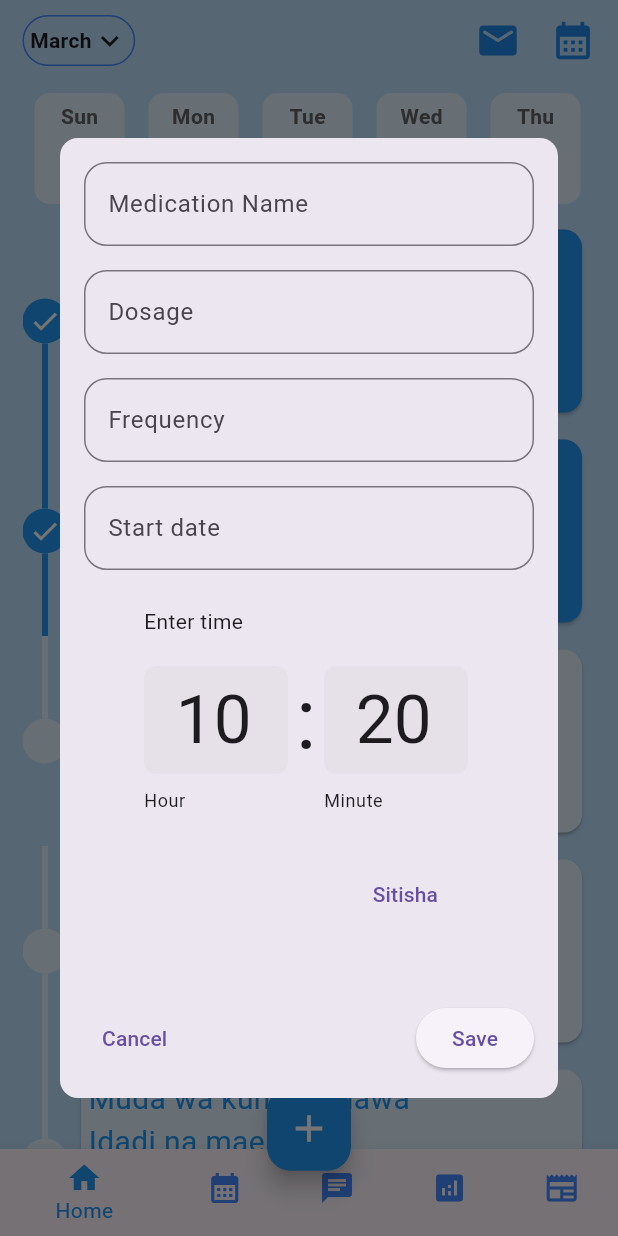
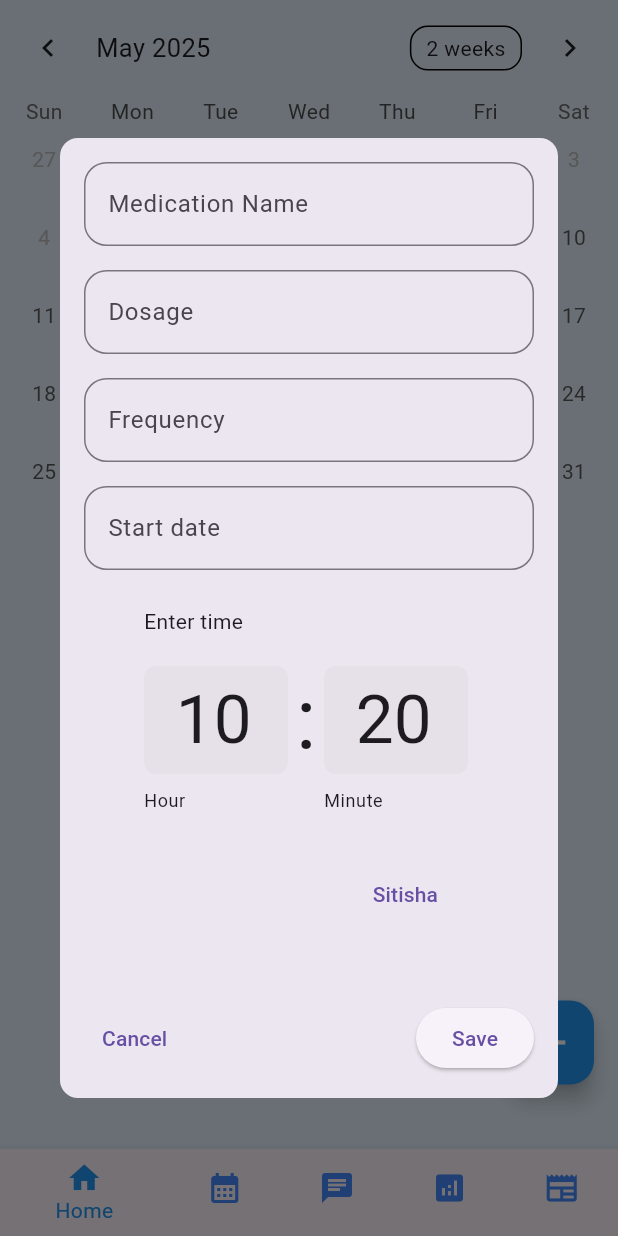
Before and after one commit to rebecajoshua21/medi_reminder, a Flutter app: the HomePage screen opened directly, item 2 of the bottom bar chosen, after a tap on the "add" icon, on a phone screen of 412 x 824 dp. Run offline on Flutter 3.47's test engine with Material 3 defaults, Android fonts, the phone set to English and light mode, and no system bars; drawn by our look-alikes of table_calendar, timeline_tile; our stand-ins replace firebase_core, fl_chart, flutter_gemini, flutter_local_notifications, flutter_svg, percent_indicator and 2 more; accounts and stored records are empty.

Commit message:
feat: Integrate TableCalendar and Flutter Gemini for enhanced scheduling and chatbot functionality

```diff
--- a/lib/main.dart
+++ b/lib/main.dart
@@ -4,6 +4,7 @@ import 'package:becky_app/page/home_page.dart';
 import 'package:becky_app/page/intro_page.dart';
 // import 'package:becky_app/page/signup_page.dart';
 import 'package:flutter/material.dart';
+import 'package:flutter_gemini/flutter_gemini.dart';
 import 'package:provider/provider.dart';
 import 'package:timezone/data/latest.dart' as tzdata;
 import 'package:timezone/timezone.dart' as tz;
@@ -13,7 +14,7 @@ void main() async {
   tzdata.initializeTimeZones();
   tz.setLocalLocation(
       tz.getLocation('Africa/Nairobi')); // or 'UTC' or your preferred zone
-
+  Gemini.init(apiKey: "AIzaSyCtahZHGAlJn0xHUmd4MkIEcNyxHL94YPY");
   LocalNotifications.init();
   // LocalNotifications.reminderNotif(
   //     title: "medical reminder",
--- a/lib/page/calender_page.dart
+++ b/lib/page/calender_page.dart
@@ -2,6 +2,7 @@ import 'package:becky_app/widgets/date_bubble.dart';
 import 'package:becky_app/widgets/timeline_tile.dart';
 import 'package:becky_app/widgets/util/dialog_box.dart';
 import 'package:flutter/material.dart';
+import 'package:table_calendar/table_calendar.dart';
 
 class CalenderPage extends StatefulWidget {
   const CalenderPage({super.key});
@@ -11,170 +12,164 @@ class CalenderPage extends StatefulWidget {
 }
 
 class _CalenderPageState extends State<CalenderPage> {
-  List<int> dates = [
-    1,
-    2,
-    3,
-    4,
-    5,
-    6,
-    7,
-    8,
-    9,
-    10,
-    11,
-    12,
-    13,
-    14,
-    15,
-    16,
-    17,
-    18,
-    19,
-    20,
-    21,
-    22,
-    23,
-    24,
-    25,
-    26,
-    27,
-    28,
-    29,
-    30
-  ];
-  List<String> days = ['Sun', 'Mon', 'Tue', 'Wed', 'Thu', 'Fri', 'Sat'];
-  void createNewTask() {
-    showDialog(
-      context: context,
-      builder: (context) {
-        return DialogBox(
-          controller: TextEditingController(),
-          onSave: () {},
-          onCancel: () => Navigator.of(context).pop(),
-        );
-      },
-    );
-  }
+  DateTime _selectedDay = DateTime.now();
+  DateTime _focusedDay = DateTime.now();
 
   @override
   Widget build(BuildContext context) {
-    return Scaffold(
-      backgroundColor: Colors.blue[100],
-      // floatingActionButton:
-      //               FloatingActionButton(onPressed: createNewTask,
-      //               backgroundColor: Colors.blue,child: const Icon(Icons.add,color: Colors.white,size: 30,),
-      //               ),
+    return SafeArea(
+      child: TableCalendar(
+          // locale: 'sw_KE',
+          selectedDayPredicate: (day) {
+            // DateTime _selectedDate;
+            return isSameDay(_selectedDay, day);
+          },
+          onDaySelected: (selectedDay, focusedDay) {
+            setState(() {
+              _selectedDay = selectedDay;
+              _focusedDay = focusedDay; // update `_focusedDay` here as well
+            });
+          },
+          focusedDay: DateTime.now(),
+          firstDay: DateTime.now(),
+          lastDay: DateTime.now().add(Duration(days: 1000))),
+    );
+    // return Scaffold(
+    //   backgroundColor: Colors.blue[100],
+    //   // floatingActionButton:
+    //   //               FloatingActionButton(onPressed: createNewTask,
+    //   //               backgroundColor: Colors.blue,child: const Icon(Icons.add,color: Colors.white,size: 30,),
+    //   //               ),
 
-      body: SafeArea(
-        child: Padding(
-          padding: const EdgeInsets.symmetric(horizontal: 15.0),
-          child: Column(
-            children: [
-              const SizedBox(
-                height: 10,
-              ),
-              Row(
-                mainAxisAlignment: MainAxisAlignment.spaceBetween,
-                children: [
-                  Container(
-                      decoration: BoxDecoration(
-                        borderRadius:
-                            const BorderRadius.all(Radius.circular(20)),
-                        border: Border.all(color: Colors.blueAccent),
-                      ),
-                      child: const Padding(
-                        padding: EdgeInsets.all(4.0),
-                        child: Row(
-                          children: [
-                            Text(
-                              'March',
-                              style: TextStyle(
-                                fontWeight: FontWeight.bold,
-                              ),
-                            ),
-                            Icon(Icons.keyboard_arrow_down),
-                          ],
-                        ),
-                      )),
-                  Row(
-                    children: [
-                      Icon(
-                        Icons.email_rounded,
-                        size: 30,
-                        color: Colors.blue[600],
-                      ),
-                      const SizedBox(
-                        width: 20,
-                      ),
-                      Icon(
-                        Icons.calendar_month,
-                        size: 30,
-                        color: Colors.blue[600],
-                      )
-                    ],
-                  )
-                ],
-              ),
-              const SizedBox(
-                height: 10,
-              ),
-              SizedBox(
-                  height: 90,
-                  child: ListView.builder(
-                    scrollDirection: Axis.horizontal,
-                    itemCount: dates.length,
-                    itemBuilder: (BuildContext context, int index) {
-                      return DateBubble(
-                          date: dates[index], day: days[index % 7]);
-                    },
-                  )),
-              Expanded(
-                  child: Container(
-                child: ListView(
-                  children: const [
-                    MyTimelineTile(
-                      isFirst: true,
-                      isLast: false,
-                      isPast: true,
-                    ),
-                    MyTimelineTile(
-                      isFirst: false,
-                      isLast: false,
-                      isPast: true,
-                    ),
-                    MyTimelineTile(
-                      isFirst: false,
-                      isLast: true,
-                      isPast: false,
-                    ),
-                    MyTimelineTile(
-                      isFirst: false,
-                      isLast: false,
-                      isPast: false,
-                    ),
-                    MyTimelineTile(
-                      isFirst: false,
-                      isLast: false,
-                      isPast: false,
-                    ),
-                    MyTimelineTile(
-                      isFirst: false,
-                      isLast: false,
-                      isPast: false,
-                    ),
-                    MyTimelineTile(
-                      isFirst: false,
-                      isLast: true,
-                      isPast: false,
-                    ),
-                  ],
-                ),
-              )),
-            ],
-          ),
-        ),
-      ),
-    );
+    //   body: SafeArea(
+    //     child: Padding(
+    //       padding: const EdgeInsets.symmetric(horizontal: 15.0),
+    //       child: Column(
+    //         children: [
+    //           const SizedBox(
+    //             height: 10,
+    //           ),
+    //           Row(
+    //             mainAxisAlignment: MainAxisAlignment.spaceBetween,
+    //             children: [
+    //               Container(
+    //                   decoration: BoxDecoration(
+    //                     borderRadius:
+    //                         const BorderRadius.all(Radius.circular(20)),
+    //                     border: Border.all(color: Colors.blueAccent),
+    //                   ),
+    //                   child: const Padding(
+    //                     padding: EdgeInsets.all(4.0),
+    //                     child: Row(
+    //                       children: [
+    //                         Text(
+    //                           'March',
+    //                           style: TextStyle(
+    //                             fontWeight: FontWeight.bold,
+    //                           ),
+    //                         ),
+    //                         Icon(Icons.keyboard_arrow_down),
+    //                       ],
+    //                     ),
+    //                   )),
+    //               Row(
+    //                 children: [
+    //                   Icon(
+    //                     Icons.email_rounded,
+    //                     size: 30,
+    //                     color: Colors.blue[600],
+    //                   ),
+    //                   const SizedBox(
+    //                     width: 20,
+    //                   ),
+    //                   Icon(
+    //                     Icons.calendar_month,
+    //                     size: 30,
+    //                     color: Colors.blue[600],
+    //                   )
+    //                 ],
+    //               )
+    //             ],
+    //           ),
+    //           const SizedBox(
+    //             height: 10,
+    //           ),
+    //           SizedBox(
+    //               height: 90,
+    //               child: ListView.builder(
+    //                 scrollDirection: Axis.horizontal,
+    //                 itemCount: dates.length,
+    //                 itemBuilder: (BuildContext context, int index) {
+    //                   return DateBubble(
+    //                       date: dates[index], day: days[index % 7]);
+    //                 },
+    //               )),
+    //           Expanded(
+    //               child: Container(
+    //             child: ListView(
+    //               children: const [
+    //                 MyTimelineTile(
+    //                   isFirst: true,
+    //                   isLast: false,
+    //                   isPast: true,
+    //                 ),
+    //                 MyTimelineTile(
+    //                   isFirst: false,
+    //                   isLast: false,
+    //                   isPast: true,
+    //                 ),
+    //                 MyTimelineTile(
+    //                   isFirst: false,
+    //                   isLast: true,
+    //                   isPast: false,
+    //                 ),
+    //                 MyTimelineTile(
+    //                   isFirst: false,
+    //                   isLast: false,
+    //                   isPast: false,
+    //                 ),
+    //                 MyTimelineTile(
+    //                   isFirst: false,
+    //                   isLast: false,
+    //                   isPast: false,
+    //                 ),
+    //                 MyTimelineTile(
+    //                   isFirst: false,
+    //                   isLast: false,
+    //                   isPast: false,
+    //                 ),
+    //                 MyTimelineTile(
+    //                   isFirst: false,
+    //                   isLast: true,
+    //                   isPast: false,
+    //                 ),
+    //               ],
+    //             ),
+    //           )),
+    //         ],
+    //       ),
+    //     ),
+    //   ),
+    // );
   }
 }
+
+// Widget _widget() {
+//   return SafeArea(
+//     child: TableCalendar(
+//         // locale: 'sw_KE',
+//         selectedDayPredicate: (day) {
+//           DateTime _selectedDate;
+//           // return isSameDay(_selectedDay, day);
+//         },
+//         onDaySelected: (selectedDay, focusedDay) {
+//           // setState(() {
+//           //   _selectedDay = selectedDay;
+//           //   _focusedDay = focusedDay; // update `_focusedDay` here as well
+//           // });
+//         },
+//         focusedDay: DateTime.now(),
+//         firstDay: DateTime.now(),
+//         lastDay: DateTime.now().add(Duration(days: 20))),
+//   );
+// }
--- a/lib/page/chatbot.dart
+++ b/lib/page/chatbot.dart
@@ -1,6 +1,7 @@
 import 'package:becky_app/components/chat_bubble.dart';
 import 'package:becky_app/models/message_modal.dart';
 import 'package:flutter/material.dart';
+import 'package:flutter_gemini/flutter_gemini.dart';
 
 class ChatPage extends StatefulWidget {
   const ChatPage({super.key});
@@ -14,6 +15,20 @@ class _ChatPageState extends State<ChatPage> {
   final promptCon = TextEditingController();
 
   void sendMessage() {
+    Gemini.instance.prompt(parts: [
+      Part.text(
+          "${promptCon.text} reply as doctor Becky who is here to help with simple medical questions and advice"),
+    ]).then((value) {
+      // print(value?.output);
+      setState(() {
+        messages.add(MessageModal(
+            isPrompt: false,
+            message: value?.output ?? "hello",
+            time: DateTime.now()));
+      });
+    }).catchError((e) {
+      print('error ${e}');
+    });
     final msg = promptCon.text;
     setState(() {
       promptCon.clear();
@@ -22,12 +37,6 @@ class _ChatPageState extends State<ChatPage> {
     });
 
     //response message
-    setState(() {
-      messages.add(MessageModal(
-          isPrompt: false,
-          message: "Hellow I am your personal medical assistant",
-          time: DateTime.now()));
-    });
   }
 
   @override
@@ -71,10 +80,10 @@ class _ChatPageState extends State<ChatPage> {
                               borderRadius:
                                   BorderRadius.all(Radius.circular(15))),
                           focusedBorder: const OutlineInputBorder(
-                              borderSide: BorderSide(color: Colors.green),
+                              borderSide: BorderSide(color: Colors.blue),
                               borderRadius:
                                   BorderRadius.all(Radius.circular(15))),
-                          fillColor: Colors.grey[700],
+                          fillColor: const Color.fromARGB(255, 166, 202, 255),
                           filled: true,
                           hintText: "Muulize wakili",
                         ))),
@@ -82,7 +91,7 @@ class _ChatPageState extends State<ChatPage> {
                 GestureDetector(
                   onTap: () {
                     sendMessage();
-                    print(messages.length);
+                    // print(messages.length);
                   },
                   child: CircleAvatar(
                     radius: 23,
--- a/lib/page/home_page.dart
+++ b/lib/page/home_page.dart
@@ -32,7 +32,7 @@ class _HomePageState extends State<HomePage> {
     final reminderService =
         Provider.of<RemindersController>(context, listen: false);
     return Scaffold(
-        floatingActionButtonLocation: FloatingActionButtonLocation.centerDocked,
+        // floatingActionButtonLocation: FloatingActionButtonLocation.centerDocked,
         // floatingActionButton: FloatingActionButton(onPressed: () {}),
         floatingActionButton: Padding(
           padding: const EdgeInsets.only(bottom: 27.0),
--- a/pubspec.yaml
+++ b/pubspec.yaml
@@ -45,6 +45,8 @@ dependencies:
   firebase_core: ^3.13.0
   provider: ^6.1.5
   percent_indicator: ^4.2.5
+  table_calendar: ^3.2.0
+  flutter_gemini: ^3.0.0
 
 dev_dependencies:
   flutter_test:
```
Also changed, not shown: pubspec.lock.
